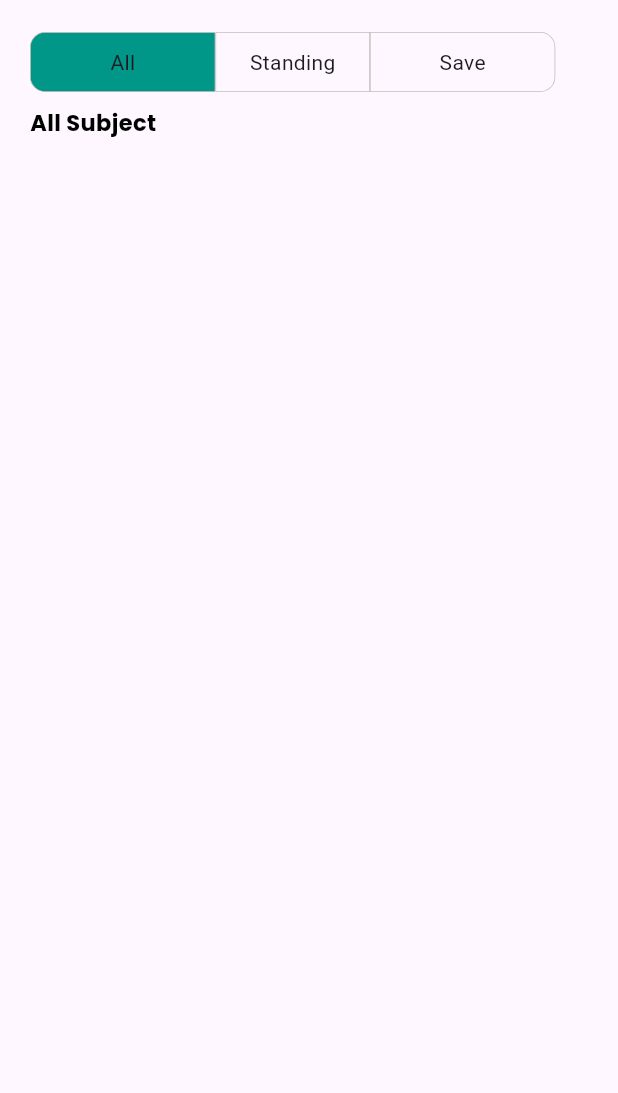
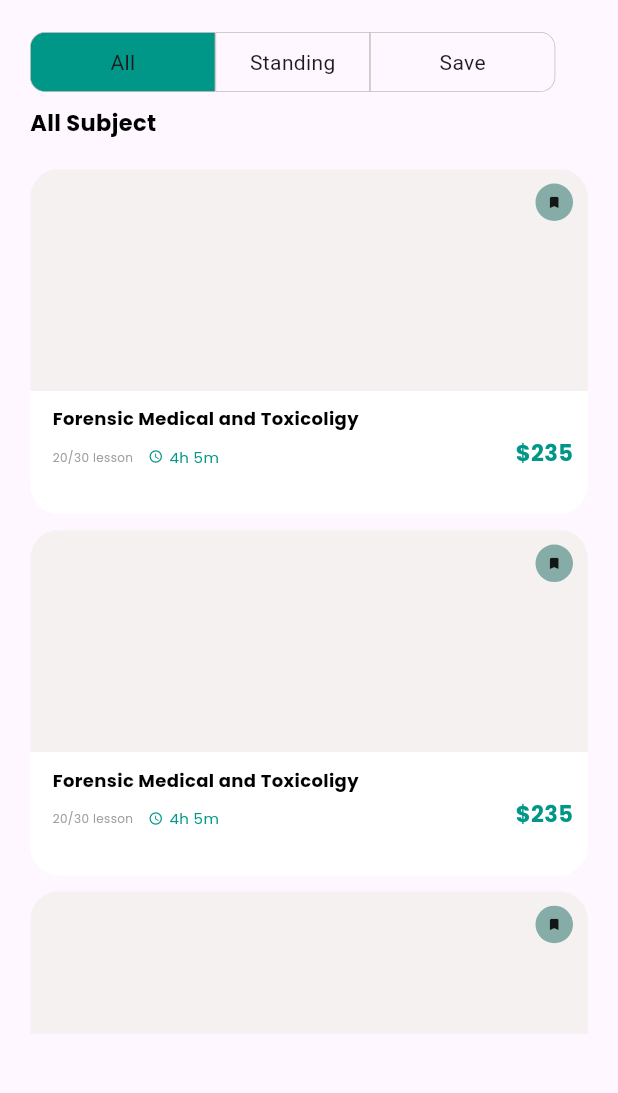
Before and after one commit to MajidALiDurrani/Medica_E_learning_app_UI, a Flutter app: the SubjectsScreen screen opened directly, on a phone screen of 412 x 824 dp, the part 64-1157 px from its top. Run offline on Flutter 3.47's test engine with Material 3 defaults, Android fonts, the phone set to English and light mode, and no system bars; our stand-ins replace flutter_vector_icons, gap, google_fonts; missing offline and left inert: dart:js_util.

Commit message:
ui completed

```diff
--- a/lib/main.dart
+++ b/lib/main.dart
@@ -1,5 +1,6 @@
 import 'package:flutter/material.dart';
 import 'package:medical_e_learning_app/controlar/MainScreenControlar.dart';
+import 'package:medical_e_learning_app/screens/HomePageSubScreens/courses.dart';
 import 'package:medical_e_learning_app/screens/HomePageSubScreens/subjects.dart';
 import 'package:medical_e_learning_app/screens/Mainscreens.dart';
 import 'package:provider/provider.dart';
@@ -21,6 +22,6 @@ class MyApp extends StatelessWidget {
           colorScheme: ColorScheme.fromSeed(seedColor: Colors.deepPurple),
           useMaterial3: true,
         ),
-        home: SubjectsScreen());
+        home: MainScreen());
   }
 }
--- a/lib/screens/HomePageSubScreens/subjects.dart
+++ b/lib/screens/HomePageSubScreens/subjects.dart
@@ -2,6 +2,7 @@ import 'package:flutter/material.dart';
 import 'package:gap/gap.dart';
 import 'package:medical_e_learning_app/views/Appstyle.dart';
 import 'package:medical_e_learning_app/views/ButtonsRow.dart';
+import 'package:medical_e_learning_app/views/ShowSub_wiget.dart';
 
 class SubjectsScreen extends StatelessWidget {
   const SubjectsScreen({super.key});
@@ -11,8 +12,6 @@ class SubjectsScreen extends StatelessWidget {
     return Scaffold(
       body: Padding(
         padding: const EdgeInsets.fromLTRB(20, 20, 20, 20),
-        child: SizedBox(
-            height: MediaQuery.of(context).size.height * 0.9,
         child: Column(
           crossAxisAlignment: CrossAxisAlignment.start,
           children: [
@@ -34,11 +33,45 @@ class SubjectsScreen extends StatelessWidget {
               "All Subject",
               style: appstyle(15, Colors.black, FontWeight.w700),
             ),
-                ClipRRect(
-                  child: Container(),
-                )
+            SingleChildScrollView(
+              scrollDirection: Axis.vertical,
+              child: Padding(
+                padding: const EdgeInsets.only(
+                  top: 20,
+                ),
+                child: SizedBox(
+                  height: MediaQuery.of(context).size.height * 0.70,
+                  child: ListView(children: [
+                    Column(
+                      children: [
+                        showSub_widget(
+                          Price: "\$235",
+                          lesson: "20/30 lesson",
+                          subjet: "Forensic Medical and Toxicoligy",
+                          time: "4h 5m",
+                        ),
+                        const Gap(10),
+                        showSub_widget(
+                          Price: "\$235",
+                          lesson: "20/30 lesson",
+                          subjet: "Forensic Medical and Toxicoligy",
+                          time: "4h 5m",
+                        ),
+                        const Gap(10),
+                        showSub_widget(
+                          Price: "\$235",
+                          lesson: "20/30 lesson",
+                          subjet: "Forensic Medical and Toxicoligy",
+                          time: "4h 5m",
+                        ),
                       ],
-            )),
+                    ),
+                  ]),
+                ),
+              ),
+            ),
+          ],
+        ),
       ),
     );
   }
--- /dev/null
+++ b/lib/views/ShowSub_wiget.dart
@@ -0,0 +1,125 @@
+import 'package:flutter/material.dart';
+import 'package:gap/gap.dart';
+import 'package:medical_e_learning_app/views/Appstyle.dart';
+
+class showSub_widget extends StatelessWidget {
+  String subjet;
+  String lesson;
+  String time;
+  String Price;
+  showSub_widget({
+    required this.Price,
+    required this.lesson,
+    required this.subjet,
+    required this.time,
+    super.key,
+  });
+
+  @override
+  Widget build(BuildContext context) {
+    return ClipRRect(
+      borderRadius: const BorderRadius.only(
+        topLeft: Radius.circular(20),
+        topRight: Radius.circular(20),
+      ),
+      child: Column(
+        children: [
+          Stack(children: [
+            Container(
+              width: MediaQuery.of(context).size.width,
+              height: MediaQuery.of(context).size.height * 0.18,
+              decoration: const BoxDecoration(
+                boxShadow: [
+                  BoxShadow(
+                    color: Color.fromARGB(255, 245, 241, 241),
+                    spreadRadius: 1,
+                    blurRadius: 0.6,
+                    offset: Offset(1, 1),
+                  )
+                ],
+              ),
+            ),
+            Positioned(
+                right: 10,
+                top: 10,
+                child: GestureDetector(
+                  onTap: () {},
+                  child: Container(
+                      width: 25,
+                      height: 25,
+                      decoration: BoxDecoration(
+                          color: const Color.fromARGB(255, 134, 172, 168),
+                          borderRadius: BorderRadius.circular(16)),
+                      child: const Center(
+                        child: Icon(
+                          Icons.bookmark,
+                          size: 10,
+                        ),
+                      )),
+                ))
+          ]),
+          Container(
+            width: MediaQuery.of(context).size.width,
+            height: MediaQuery.of(context).size.height * 0.10,
+            decoration: const BoxDecoration(
+                color: Colors.white,
+                borderRadius: BorderRadius.only(
+                    bottomLeft: Radius.circular(20),
+                    bottomRight: Radius.circular(20))),
+            child: Padding(
+              padding: const EdgeInsets.only(right: 10),
+              child: Row(
+                mainAxisAlignment: MainAxisAlignment.spaceBetween,
+                children: [
+                  Padding(
+                    padding: const EdgeInsets.only(
+                      left: 15,
+                      top: 10,
+                    ),
+                    child: Column(
+                        crossAxisAlignment: CrossAxisAlignment.start,
+                        children: [
+                          Text(
+                            subjet,
+                            style: appstyle(12, Colors.black, FontWeight.w700),
+                          ),
+                          const Gap(10),
+                          Row(children: [
+                            Text(
+                              lesson,
+                              style:
+                                  appstyle(8, Colors.grey, FontWeight.normal),
+                            ),
+                            const Gap(10),
+                            Row(
+                              children: [
+                                const Icon(
+                                  Icons.access_time_rounded,
+                                  size: 10,
+                                  color: Colors.teal,
+                                ),
+                                const Gap(4),
+                                Text(
+                                  time,
+                                  style: appstyle(
+                                      10, Colors.teal, FontWeight.normal),
+                                )
+                              ],
+                            ),
+                          ])
+                        ]),
+                  ),
+                  const Spacer(),
+                  Text(
+                    Price,
+                    style: appstyle(15, Colors.teal, FontWeight.bold),
+                  )
+                ],
+              ),
+            ),
+          ),
+        ],
+      ),
+    );
+  }
+}
```
Also changed, not shown: lib/screens/HomePage.dart (+85 -16 lines), lib/screens/HomePageSubScreens/courses.dart (added, +101 -0 lines), lib/views/Subjects_on_Home_screen.dart (added, +53 -0 lines). Lines whose indentation alone changed are shown as unchanged.
